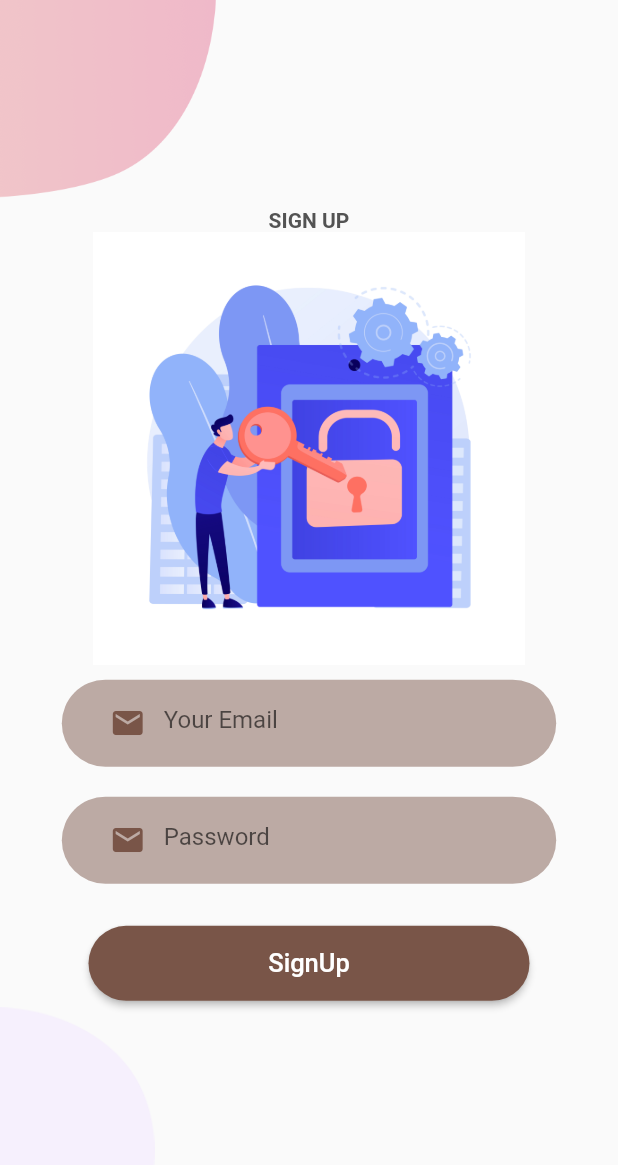
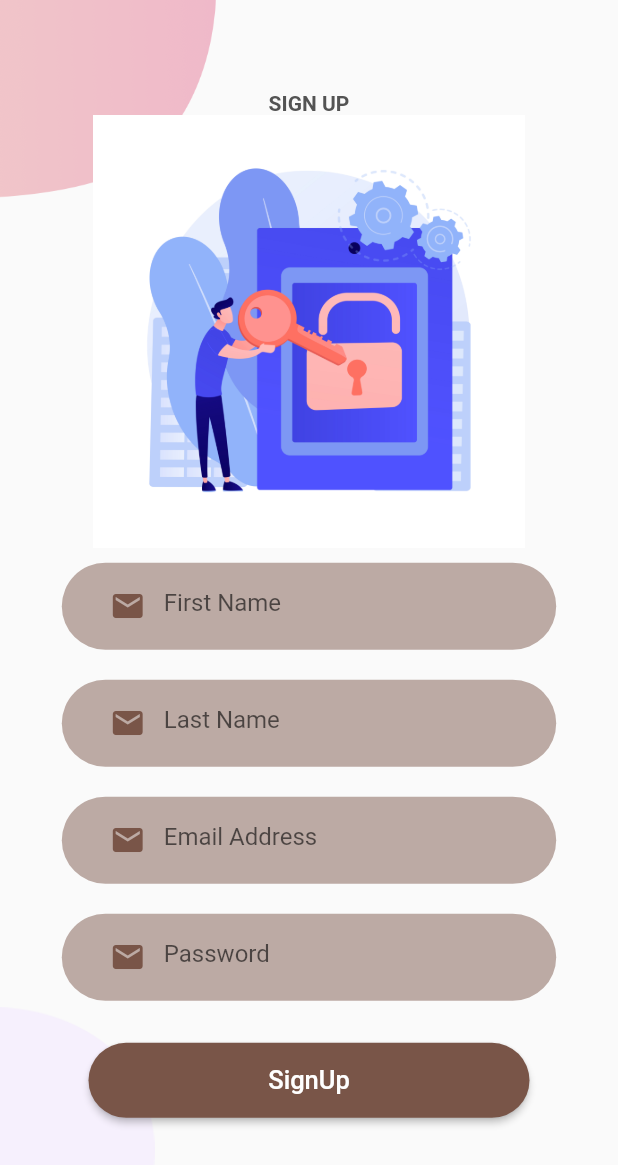
Before and after one commit to athulpp/furniture_user, a Flutter app: the SignUp screen opened directly, on a phone screen of 412 x 824 dp. Shown: the top 1165 px of the screen. Run offline on Flutter 3.47's test engine with Material 2 defaults, Android fonts, the phone set to English and light mode, and no system bars; our stand-ins replace firebase_auth, firebase_core, flutter_rating_bar, flutter_svg, fluttertoast, get; accounts and stored records are empty; network calls fail.

Commit message:
user login done

```diff
--- a/lib/screens/login/signup/component/signup_body.dart
+++ b/lib/screens/login/signup/component/signup_body.dart
@@ -1,4 +1,3 @@
-
 import 'package:flutter/material.dart';
 
 import 'package:get/get.dart';
@@ -7,7 +6,6 @@ import 'package:userapp/controller/bottom_bar_control.dart';
 
 import 'package:userapp/screens/login/login_screen/login_body.dart';
 import 'package:userapp/screens/login/signup/component/background_signup.dart';
-
 
 class SignupBody extends StatelessWidget {
   SignupBody({Key? key}) : super(key: key);
@@ -38,6 +36,50 @@ class SignupBody extends StatelessWidget {
             children: [
               TextFormContainer(
                 child: TextFormField(
+                  // controller: _passwordController,
+                  onSaved: (value) {
+                    // _passwordController.text = value!;
+                  },
+                  validator: ((value) {
+                    RegExp regex = new RegExp(r'^.{3,}$');
+                    if (value!.isEmpty) {
+                      return ("Password is required for login");
+                    }
+                    if (!regex.hasMatch(value)) {
+                      return ("Min. 3 Character is required");
+                    }
+                  }),
+                  decoration: InputDecoration(
+                      border: InputBorder.none,
+                      hintText: 'First Name',
+                      prefixIcon: Icon(
+                        Icons.email,
+                        color: Colors.brown,
+                      )),
+                ),
+              ),
+              TextFormContainer(
+                child: TextFormField(
+                  // controller: _passwordController,
+                  onSaved: (value) {
+                    // _passwordController.text = value!;
+                  },
+                  validator: ((value) {
+                    if (value!.isEmpty) {
+                      return ("Please Enter Last name");
+                    }
+                  }),
+                  decoration: InputDecoration(
+                      border: InputBorder.none,
+                      hintText: 'Last Name',
+                      prefixIcon: Icon(
+                        Icons.email,
+                        color: Colors.brown,
+                      )),
+                ),
+              ),
+              TextFormContainer(
+                child: TextFormField(
                   // controller: _emailController,
                   onSaved: (Value) {
                     // _emailController.text = Value!;
@@ -54,7 +96,7 @@ class SignupBody extends StatelessWidget {
                   },
                   decoration: InputDecoration(
                       border: InputBorder.none,
-                          hintText: 'Your Email',
+                      hintText: 'Email Address',
                       prefixIcon: Icon(
                         Icons.email,
                         color: Colors.brown,
--- a/lib/screens/user/user_screen.dart
+++ b/lib/screens/user/user_screen.dart
@@ -1,7 +1,7 @@
 import 'package:flutter/material.dart';
 import 'package:get/get.dart';
-import 'package:userapp/model/product.dart';
-import 'package:userapp/screens/login/login_screen.dart';
+// import 'package:userapp/model/product.dart';
+// import 'package:userapp/screens/login/login_screen.dart';
 import 'package:userapp/screens/my_order/my_order.dart';
 import 'package:userapp/screens/payment_method/payment_method.dart';
 import 'package:userapp/screens/settings/settings.dart';
--- a/pubspec.yaml
+++ b/pubspec.yaml
@@ -30,9 +30,12 @@ dependencies:
   flutter:
     sdk: flutter
   get: ^4.6.1
-  bottom_navy_bar: ^6.0.0
   flutter_rating_bar: ^4.0.0
   flutter_svg: ^1.0.3
+  cloud_firestore: ^3.1.11
+  firebase_auth: ^3.3.12
+  firebase_core: ^1.14.0
+  fluttertoast: ^8.0.9
 
 
 
```
Also changed, not shown: lib/controller/bottom_bar_control.dart (+5 -14 lines), lib/main.dart (+14 -2 lines), lib/screens/login/login_screen/login_body.dart (+27 -19 lines), lib/screens/settings/settings.dart (+56 -56 lines), pubspec.lock, 3 other files. Lines whose indentation alone changed are shown as unchanged.
